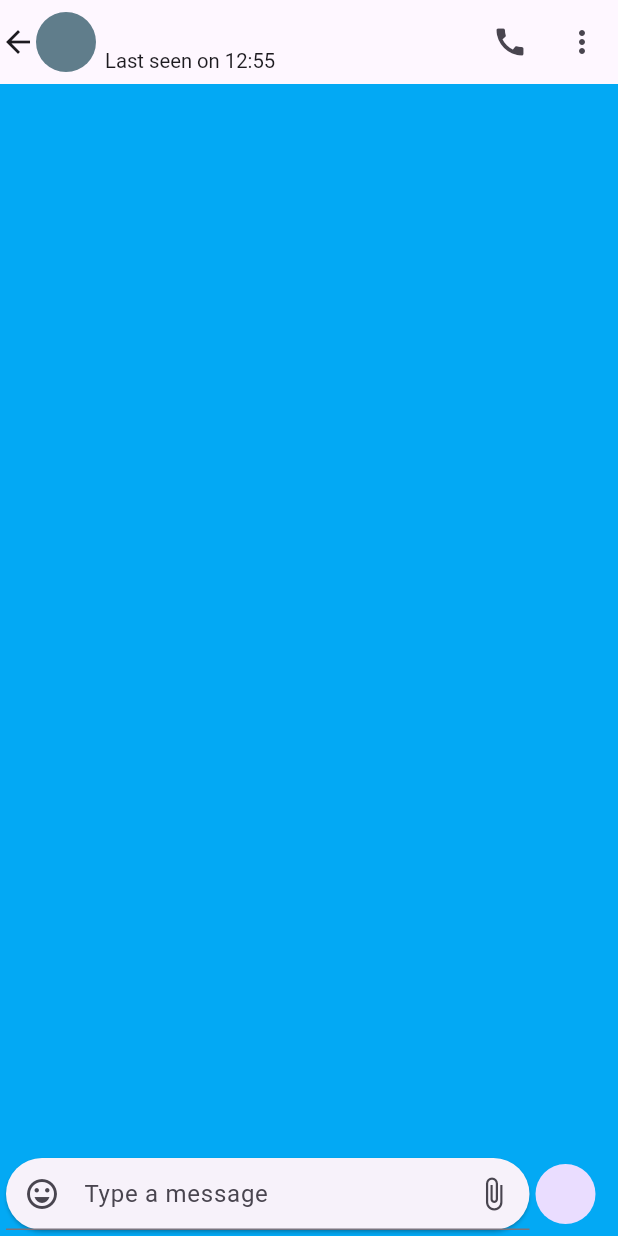
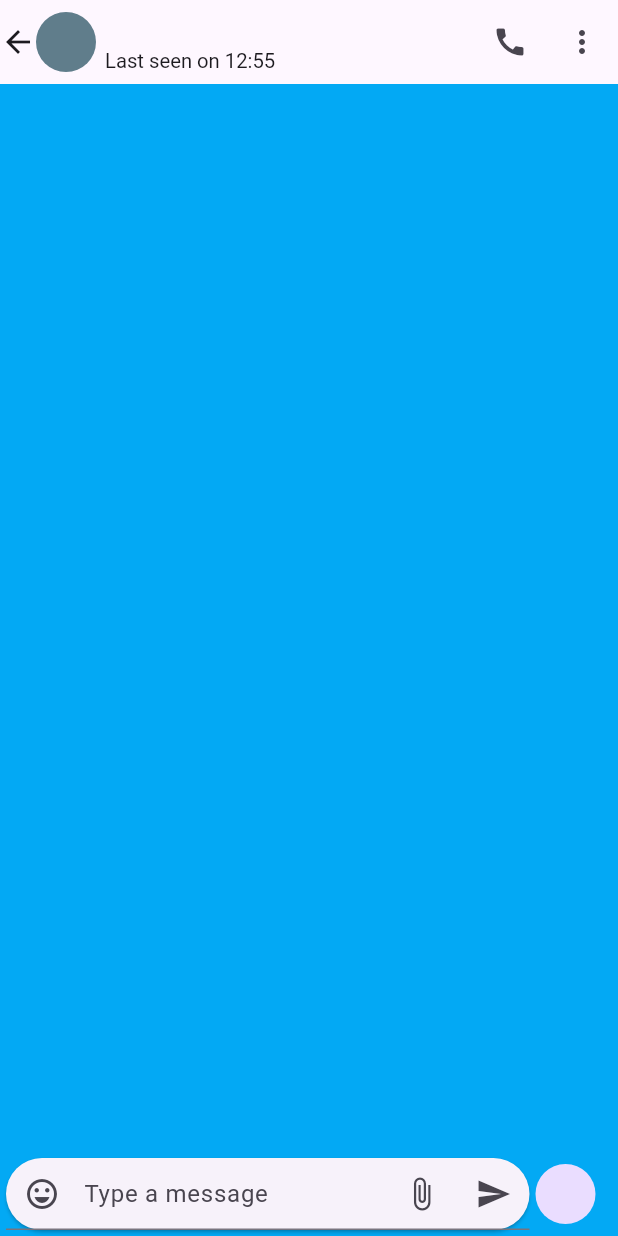
Before and after one commit to ossrndc/connectify, a Flutter app: the Individual_chat screen opened directly with empty values, on a phone screen of 412 x 824 dp. Run offline on Flutter 3.47's test engine with Material 3 defaults, Android fonts, the phone set to English and light mode, and no system bars.

Commit message:
send button icon

```diff
--- a/lib/Screens/individual_chat.dart
+++ b/lib/Screens/individual_chat.dart
@@ -104,7 +104,8 @@ class _Individual_chatState extends State<Individual_chat> {
                                suffixIcon: Row(
                                  mainAxisSize: MainAxisSize.min,//kya jadu
                                  children: [
-                                   IconButton(onPressed: (){}, icon: Icon(Icons.attach_file))
+                                   IconButton(onPressed: (){}, icon: Icon(Icons.attach_file)),
+                                   IconButton(onPressed: (){}, icon: Icon(Icons.send)),
                                  ],
                                ),
                               hintText: 'Type a message',
```
